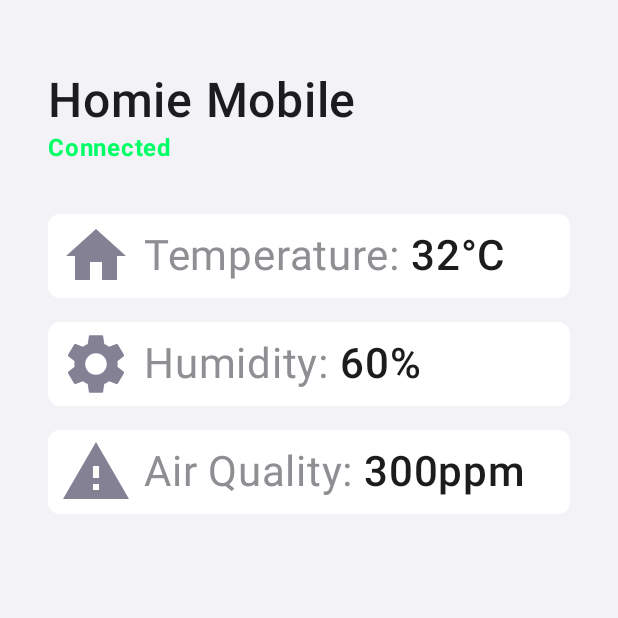
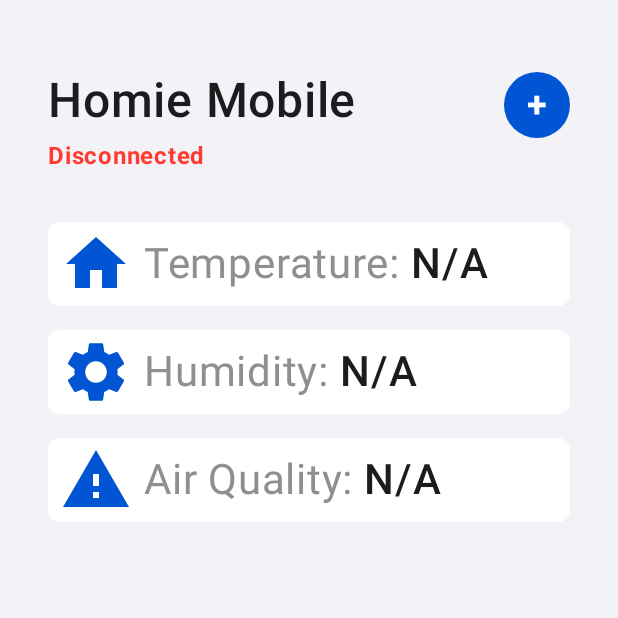
Before and after one commit to Bort-s/Homie-Project, an Android app built with Jetpack Compose: the screen it shows after launch (MainActivity), on a phone screen of 412 x 824 dp, the top half of it. Run offline under Robolectric (Android 15) with nearby library versions, the light colour scheme and no system bars.

Commit message:
added the funtion to connect to the device

```diff
--- a/HomieAppPreview/app/src/main/java/com/example/homieapppreview/MainActivity.kt
+++ b/HomieAppPreview/app/src/main/java/com/example/homieapppreview/MainActivity.kt
@@ -5,27 +5,14 @@ import androidx.activity.ComponentActivity
 import androidx.activity.compose.setContent
 import androidx.activity.enableEdgeToEdge
 import androidx.compose.foundation.background
-import androidx.compose.foundation.layout.Arrangement
-import androidx.compose.foundation.layout.Column
-import androidx.compose.foundation.layout.Row
-import androidx.compose.foundation.layout.fillMaxHeight
-import androidx.compose.foundation.layout.fillMaxSize
-import androidx.compose.foundation.layout.fillMaxWidth
-import androidx.compose.foundation.layout.height
-import androidx.compose.foundation.layout.padding
-import androidx.compose.foundation.layout.size
+import androidx.compose.foundation.layout.*
 import androidx.compose.foundation.shape.RoundedCornerShape
 import androidx.compose.material.icons.Icons
-import androidx.compose.material.icons.filled.Build
 import androidx.compose.material.icons.filled.Home
 import androidx.compose.material.icons.filled.Settings
 import androidx.compose.material.icons.filled.Warning
-import androidx.compose.material3.Icon
-import androidx.compose.material3.MaterialTheme
-import androidx.compose.material3.Scaffold
-import androidx.compose.material3.Surface
-import androidx.compose.material3.Text
-import androidx.compose.runtime.Composable
+import androidx.compose.material3.*
+import androidx.compose.runtime.*
 import androidx.compose.ui.Alignment
 import androidx.compose.ui.Modifier
 import androidx.compose.ui.draw.clip
@@ -37,155 +24,182 @@ import androidx.compose.ui.tooling.preview.Preview
 import androidx.compose.ui.unit.dp
 import androidx.compose.ui.unit.sp
 import com.example.homieapppreview.ui.theme.HomieAppPreviewTheme
+import android.Manifest
+import android.bluetooth.BluetoothAdapter
+import android.bluetooth.BluetoothDevice
+import android.bluetooth.BluetoothGatt
+import android.bluetooth.BluetoothGattCallback
+import android.bluetooth.BluetoothManager
+import android.bluetooth.BluetoothProfile
+import android.bluetooth.le.ScanCallback
+import android.bluetooth.le.ScanResult
+import android.util.Log
+import androidx.annotation.RequiresPermission
+import androidx.core.app.ActivityCompat
+import android.content.pm.PackageManager
+import androidx.compose.runtime.getValue
+import androidx.compose.runtime.setValue
+import java.util.UUID
 
 class MainActivity : ComponentActivity() {
+    val SERVICE_UUID = UUID.fromString("12345678-1234-1234-1234-1234567890ab")
+
+    var bluetoothGatt: BluetoothGatt? = null
+    var discoveredDevice: BluetoothDevice? = null
+
+    @RequiresPermission(Manifest.permission.BLUETOOTH_CONNECT)
+    fun conectarDispositivo() {
+        discoveredDevice?.let { device ->
+            bluetoothGatt = device.connectGatt(this, false, gattCallback)
+        }
+    }
+
+    private val gattCallback = object : BluetoothGattCallback() {
+        @RequiresPermission(Manifest.permission.BLUETOOTH_CONNECT)
+        override fun onConnectionStateChange(gatt: BluetoothGatt, status: Int, newState: Int) {
+            if (newState == BluetoothProfile.STATE_CONNECTED) {
+                Log.d("BLE", "Conectado al ESP32")
+                gatt.discoverServices()
+            }
+        }
+    }
+
     override fun onCreate(savedInstanceState: Bundle?) {
         super.onCreate(savedInstanceState)
+        val bluetoothManager = getSystemService(BluetoothManager::class.java)
+        val bluetoothAdapter = bluetoothManager.adapter
+
         enableEdgeToEdge()
         setContent {
             HomieAppPreviewTheme {
-                HomieAppPreviewUI()
+                HomieAppPreviewUI(bluetoothAdapter) {
+                    if (ActivityCompat.checkSelfPermission(this, Manifest.permission.BLUETOOTH_CONNECT) == PackageManager.PERMISSION_GRANTED) {
+                        conectarDispositivo()
+                    }
+                }
             }
         }
     }
 }
 
 @Composable
-fun HomieAppPreviewUI() {
-    Surface(
-        modifier = Modifier.fillMaxSize(),
-        color = MaterialTheme.colorScheme.background
-    ) {
+fun HomieAppPreviewUI(bluetoothAdapter: BluetoothAdapter?, onConnectClick: () -> Unit) {
+    var temperature by remember { mutableStateOf("N/A") }
+    var humidity by remember { mutableStateOf("N/A") }
+    var airQuality by remember { mutableStateOf("N/A") }
+    var connected by remember { mutableStateOf(false) }
+
+    Surface(modifier = Modifier.fillMaxSize(), color = MaterialTheme.colorScheme.background) {
         HomieAppPreviewLayout(
-            true,
-            32,
-            60,
-            300
+            connected, temperature, humidity, airQuality,
+            bluetoothAdapter = bluetoothAdapter,
+            onConnectClick = onConnectClick
         )
     }
 }
+
 @Composable
-fun HomieAppPreviewLayout(connected: Boolean, temperature: Int, humidity: Int, airQuality: Int) {
-    var temperatureData = "N/A"
-    var humidityData = "N/A"
-    var airQualityData = "N/A"
+fun HomieAppPreviewLayout(
+    connected: Boolean,
+    temperature: String,
+    humidity: String,
+    airQuality: String,
+    bluetoothAdapter: BluetoothAdapter?,
+    onConnectClick: () -> Unit
+) {
+    val context = androidx.compose.ui.platform.LocalContext.current
+    val activity = context as? MainActivity
+    var foundDeviceName by remember { mutableStateOf("") }
 
-    if (connected) {
-        temperatureData = "${temperature.toString()}°C"
-        humidityData = "${humidity.toString()}%"
-        airQualityData = "${airQuality.toString()}ppm"
+    val scanCallback = remember {
+        object : ScanCallback() {
+            override fun onScanResult(callbackType: Int, result: ScanResult) {
+                val name = try { result.device.name } catch (e: SecurityException) { null }
+                if (name != null && name.startsWith("HM")) {
+                    foundDeviceName = name
+                    activity?.discoveredDevice = result.device
                 }
+            }
+        }
+    }
+
+    var temperatureData = if (connected) "${temperature}°C" else "N/A"
+    var humidityData = if (connected) "${humidity}%" else "N/A"
+    var airQualityData = if (connected) "${airQuality}ppm" else "N/A"
+
     Column(
         horizontalAlignment = Alignment.CenterHorizontally,
-        modifier = Modifier.padding(
-            top = 48.dp,
-            start = 32.dp,
-            end = 32.dp,
-        )
+        modifier = Modifier.padding(top = 48.dp, start = 32.dp, end = 32.dp)
     ) {
-        Column(
-            modifier = Modifier.fillMaxWidth()
-                .padding(bottom = 16.dp)
+        Column(modifier = Modifier.fillMaxWidth().padding(bottom = 16.dp)) {
+            Row(modifier = Modifier.fillMaxWidth(), horizontalArrangement = Arrangement.SpaceBetween) {
+                PrincipalText(text = "Homie Mobile", size = 32)
+                Button(
+                    onClick = {
+                        if (foundDeviceName.isEmpty()) {
+                            if (ActivityCompat.checkSelfPermission(context, Manifest.permission.BLUETOOTH_SCAN) == PackageManager.PERMISSION_GRANTED) {
+                                bluetoothAdapter?.bluetoothLeScanner?.startScan(scanCallback)
+                            }
+                        } else {
+                            onConnectClick()
+                        }
+                    },
+                    modifier = Modifier.size(44.dp),
+                    contentPadding = PaddingValues(0.dp),
+                    colors = ButtonDefaults.buttonColors(containerColor = colorResource(R.color.blue_homie)),
+                    shape = RoundedCornerShape(24.dp)
                 ) {
-            PrincipalText(
-                text = "Homie Mobile",
-                size = 32,
-            )
-            Row() {
-                if (connected) {
+                    Text("+", color = Color.White, fontSize = 24.sp, fontWeight = FontWeight.Bold)
+                }
+            }
+
             Text(
-                        text = "Connected",
-                        color = colorResource(R.color.green_homie),
-                        fontSize = 16.sp,
-                        fontWeight = FontWeight.Bold
-                    )
-                } else {
-                    Text(
-                        text = "Disconnected",
-                        color = colorResource(R.color.alert_color),
+                text = if (foundDeviceName.isNotEmpty()) "Connecter a $foundDeviceName" else "Disconnected",
+                color = if (foundDeviceName.isNotEmpty()) colorResource(R.color.green_homie) else colorResource(R.color.alert_color),
                 fontSize = 16.sp,
                 fontWeight = FontWeight.Bold
             )
         }
-            }
-        }
-        Column(
-            modifier = Modifier.fillMaxWidth()
-                .padding(bottom = 8.dp, top = 8.dp)
-        ) {
-            DataRow(
-                imageVector = Icons.Filled.Home,
-                type = "Temperature: ",
-                data = temperatureData,
-                color = R.color.blue_homie
-            )
-            DataRow(
-                imageVector = Icons.Filled.Settings,
-                type = "Humidity: ",
-                data = humidityData,
-                color = R.color.blue_homie
-            )
-            DataRow(
-                imageVector = Icons.Filled.Warning,
-                type = "Air Quality: ",
-                data = airQualityData,
-                color = R.color.blue_homie
-            )
+
+        Column(modifier = Modifier.fillMaxWidth().padding(vertical = 8.dp)) {
+            DataRow(Icons.Filled.Home, "Temperature: ", temperatureData, R.color.blue_homie)
+            DataRow(Icons.Filled.Settings, "Humidity: ", humidityData, R.color.blue_homie)
+            DataRow(Icons.Filled.Warning, "Air Quality: ", airQualityData, R.color.blue_homie)
         }
     }
 }
 
 @Composable
+fun DataRow(imageVector: ImageVector, type: String, data: String, color: Int) {
+    Row(
+        modifier = Modifier.fillMaxWidth().padding(vertical = 8.dp).height(56.dp)
+            .clip(RoundedCornerShape(8.dp)).background(MaterialTheme.colorScheme.surface),
+        verticalAlignment = Alignment.CenterVertically
+    ) {
+        Icon(
+            imageVector = imageVector, contentDescription = null,
+            tint = colorResource(color),
+            modifier = Modifier.size(64.dp).padding(horizontal = 8.dp)
+        )
+        SecondaryText(text = type, size = 28)
+        PrincipalText(text = data, size = 28)
+    }
+}
+
+@Composable
 fun PrincipalText(text: String, size: Int) {
-    Text(
-        text = text,
-        color = MaterialTheme.colorScheme.primary,
-        fontSize = size.sp,
-        fontWeight = FontWeight.SemiBold
-    )
+    Text(text = text, color = MaterialTheme.colorScheme.primary, fontSize = size.sp, fontWeight = FontWeight.SemiBold)
 }
 
 @Composable
 fun SecondaryText(text: String, size: Int) {
-    Text(
-        text = text,
-        color = MaterialTheme.colorScheme.secondary,
-        fontSize = size.sp,
-        fontWeight = FontWeight.Normal
-    )
-}
-
-@Composable
-fun DataRow(imageVector: ImageVector, type: String, data: String, color: Int) {
-    Row(
-        modifier = Modifier.fillMaxWidth()
-            .padding(bottom = 8.dp, top = 8.dp)
-            .height(56.dp)
-            .clip(RoundedCornerShape(8.dp))
-            .background(MaterialTheme.colorScheme.surface),
-        verticalAlignment = Alignment.CenterVertically,
-        ) {
-        Icon(
-            imageVector = imageVector,
-            contentDescription = null,
-            tint = Color(color),
-            modifier = Modifier.size(64.dp).padding(start = 8.dp, end = 8.dp)
-        )
-        SecondaryText(
-            text = type,
-            size = 28
-        )
-        PrincipalText(
-            text = data,
-            size = 28
-        )
-    }
+    Text(text = text, color = MaterialTheme.colorScheme.secondary, fontSize = size.sp, fontWeight = FontWeight.Normal)
 }
 
 @Preview(showBackground = true)
 @Composable
 fun HomieAppPreviewPreview() {
     HomieAppPreviewTheme {
-        HomieAppPreviewUI()
+        HomieAppPreviewUI(null, onConnectClick = {})
     }
 }
--- a/HomieAppPreview/gradle/libs.versions.toml
+++ b/HomieAppPreview/gradle/libs.versions.toml
@@ -1,6 +1,6 @@
 [versions]
-agp = "8.13.2"
-kotlin = "2.0.21"
+agp = "9.1.0"
+kotlin = "2.2.10"
 coreKtx = "1.10.1"
 junit = "4.13.2"
 junitVersion = "1.1.5"
--- a/HomieAppPreview/settings.gradle.kts
+++ b/HomieAppPreview/settings.gradle.kts
@@ -11,6 +11,9 @@ pluginManagement {
         gradlePluginPortal()
     }
 }
+plugins {
+    id("org.gradle.toolchains.foojay-resolver-convention") version "1.0.0"
+}
 dependencyResolutionManagement {
     repositoriesMode.set(RepositoriesMode.FAIL_ON_PROJECT_REPOS)
     repositories {
```
Also changed, not shown: HomieAppPreview/app/src/main/AndroidManifest.xml (+13 -0 lines), HomieAppPreview/gradle.properties (+10 -0 lines), HomieAppPreview/gradle/wrapper/gradle-wrapper.properties, 1 other file. Lines whose indentation alone changed are shown as unchanged.
